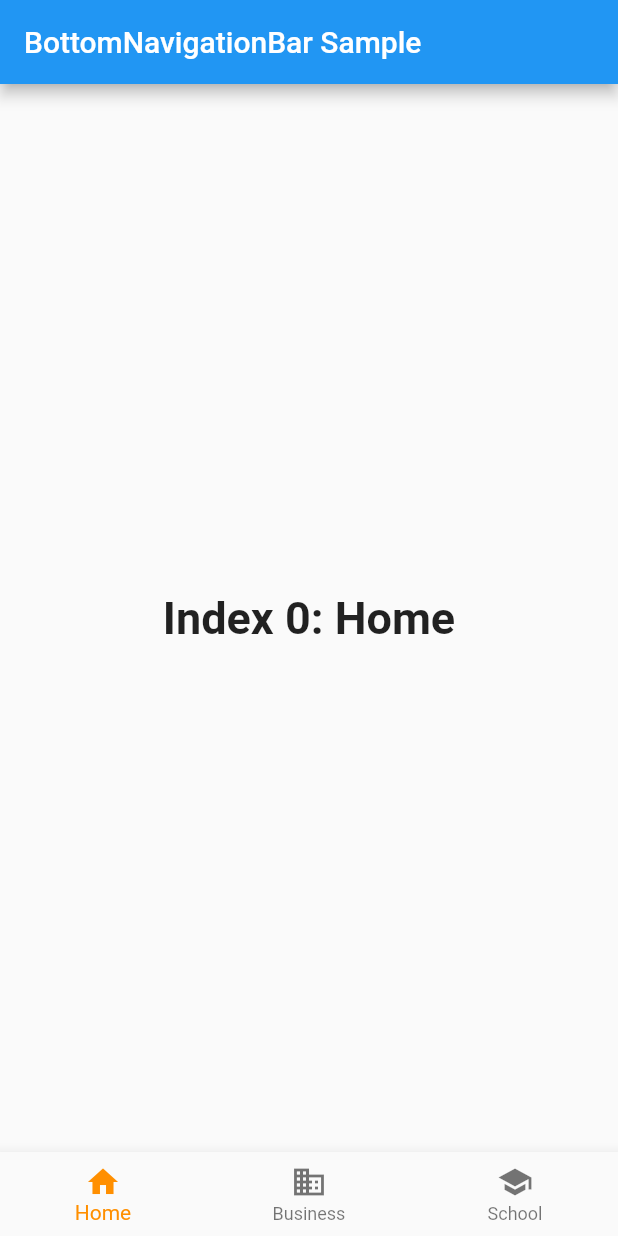
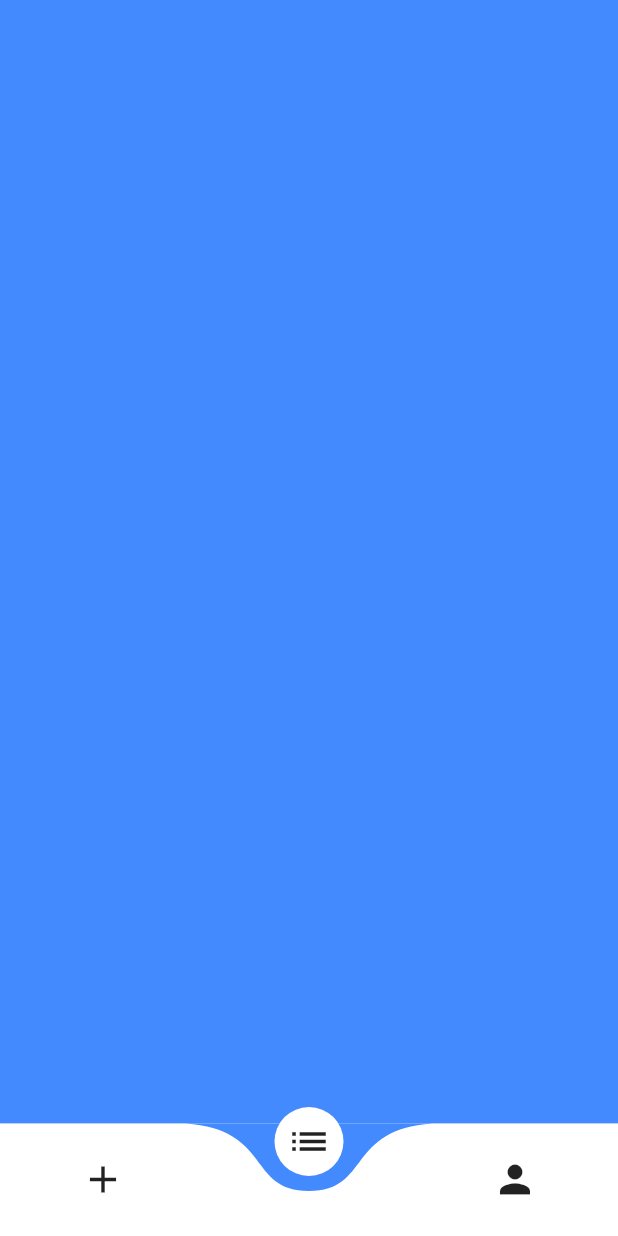
Before and after one commit to pshaddel/Schleife, a Flutter app: the screen it shows after launch, on a phone screen of 412 x 824 dp. Run offline on Flutter 3.47's test engine with Material 2 defaults, Android fonts, the phone set to English and light mode, and no system bars; drawn by our look-alikes of curved_navigation_bar.

Commit message:
style: use animated navigation bar

```diff
--- a/lib/main.dart
+++ b/lib/main.dart
@@ -1,4 +1,5 @@
 import 'package:flutter/material.dart';
+import 'package:curved_navigation_bar/curved_navigation_bar.dart';
 
 void main() => runApp(MyApp());
 
@@ -25,15 +26,19 @@ class _MyStatefulWidgetState extends State<MyStatefulWidget> {
       TextStyle(fontSize: 30, fontWeight: FontWeight.bold);
   static const List<Widget> _widgetOptions = <Widget>[
     Text(
-      'Index 0: Home',
+      'Today Tasks',
       style: optionStyle,
     ),
     Text(
-      'Index 1: Business',
+      'List of Tasks',
       style: optionStyle,
     ),
     Text(
-      'Index 2: School',
+      'Report',
+      style: optionStyle,
+    ),
+    Text(
+      'Profile',
       style: optionStyle,
     ),
   ];
@@ -47,31 +52,18 @@ class _MyStatefulWidgetState extends State<MyStatefulWidget> {
   @override
   Widget build(BuildContext context) {
     return Scaffold(
-      appBar: AppBar(
-        title: const Text('BottomNavigationBar Sample'),
-      ),
-      body: Center(
-        child: _widgetOptions.elementAt(_selectedIndex),
-      ),
-      bottomNavigationBar: BottomNavigationBar(
-        items: const <BottomNavigationBarItem>[
-          BottomNavigationBarItem(
-            icon: Icon(Icons.home),
-            label: 'Home',
-          ),
-          BottomNavigationBarItem(
-            icon: Icon(Icons.business),
-            label: 'Business',
-          ),
-          BottomNavigationBarItem(
-            icon: Icon(Icons.school),
-            label: 'School',
-          ),
+      bottomNavigationBar: CurvedNavigationBar(
+        index: 1,
+        backgroundColor: Colors.blueAccent,
+        animationDuration: const Duration(milliseconds: 340),
+        items: <Widget>[
+          const Icon(Icons.add, size: 30),
+          const Icon(Icons.list, size: 30),
+          const Icon(Icons.person, size: 30)
         ],
-        currentIndex: _selectedIndex,
-        selectedItemColor: Colors.amber[800],
         onTap: _onItemTapped,
       ),
+      body: Container(color: Colors.blueAccent),
     );
   }
 }
--- a/pubspec.yaml
+++ b/pubspec.yaml
@@ -35,6 +35,7 @@ dependencies:
   # Use with the CupertinoIcons class for iOS style icons.
   cupertino_icons: ^1.0.2
   english_words: ^4.0.0
+  curved_navigation_bar: ^1.0.3
 
 dev_dependencies:
   flutter_test:
```
